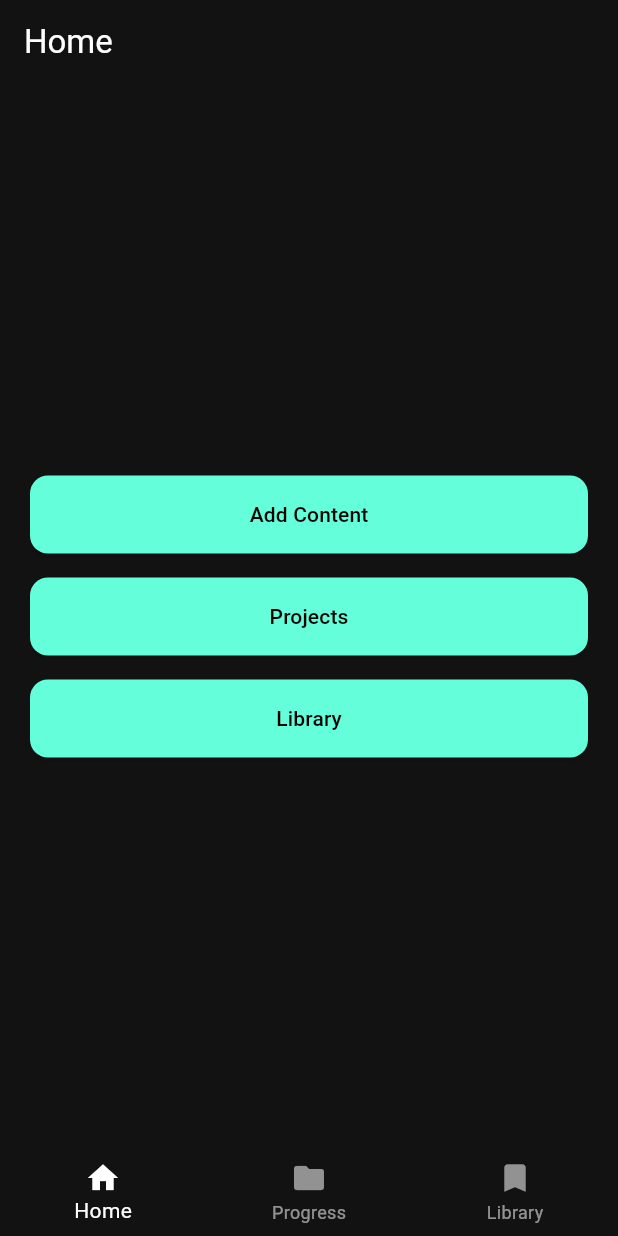
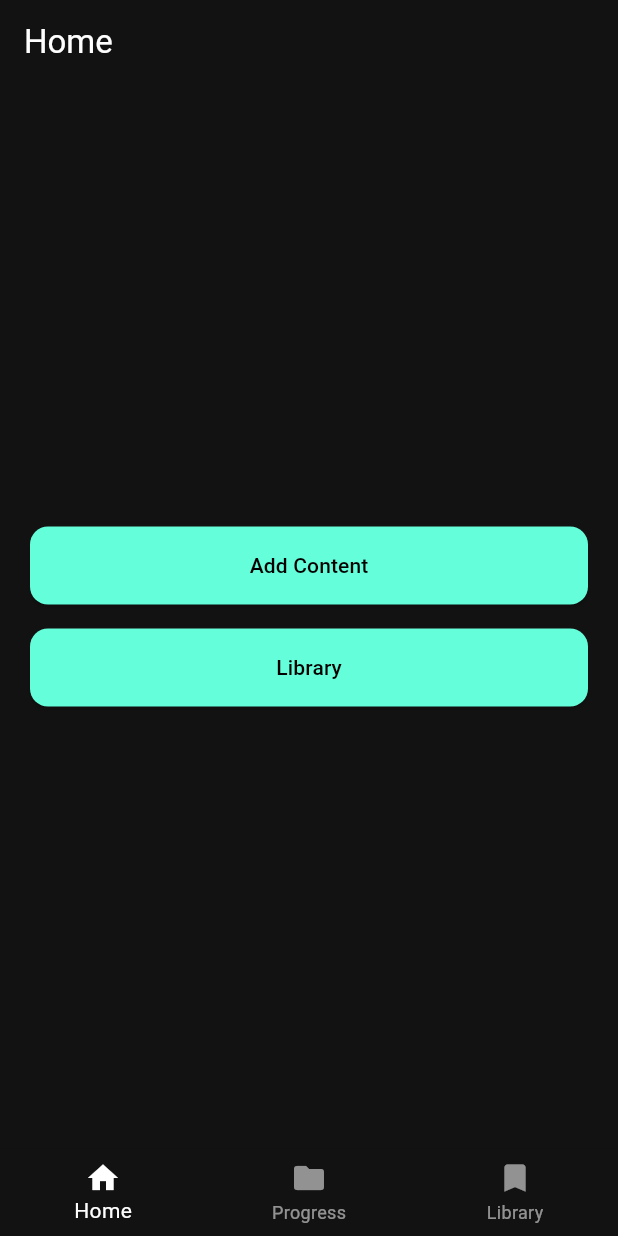
Before and after one commit to AlexPraxedes12/LearnSynth, a Flutter app: the screen it shows after launch, on a phone screen of 412 x 824 dp. Run offline on Flutter 3.47's test engine with Material 3 defaults, Android fonts, the phone set to English and light mode, and no system bars; our stand-ins replace file_picker.

Commit message:
Fix HomeScreen duplicate Library button

```diff
--- a/frontend/learnsynth/lib/screens/home_screen.dart
+++ b/frontend/learnsynth/lib/screens/home_screen.dart
@@ -21,13 +21,8 @@ class HomeScreen extends StatelessWidget {
             ),
             const SizedBox(height: 16),
             PrimaryButton(
-              label: 'Projects',
+              label: 'Library',
               onPressed: () => Navigator.pushNamed(context, Routes.projects),
-            ),
-            const SizedBox(height: 16),
-            PrimaryButton(
-              label: 'Library',
-              onPressed: () {},
             ),
           ],
         ),
```
